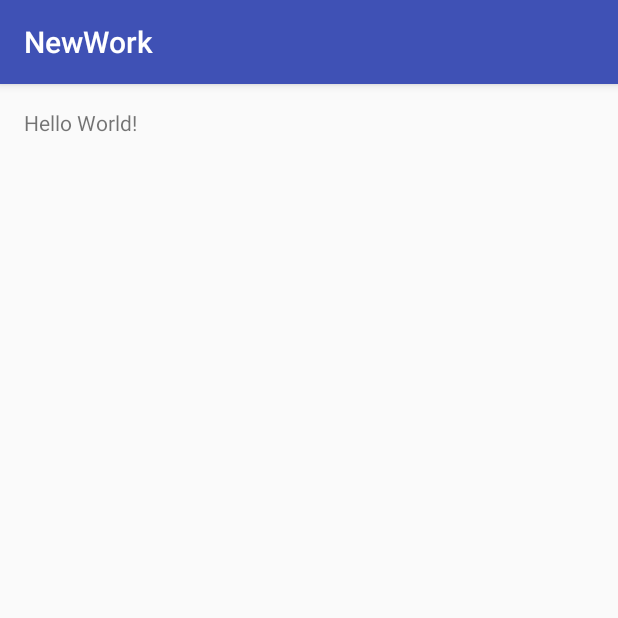
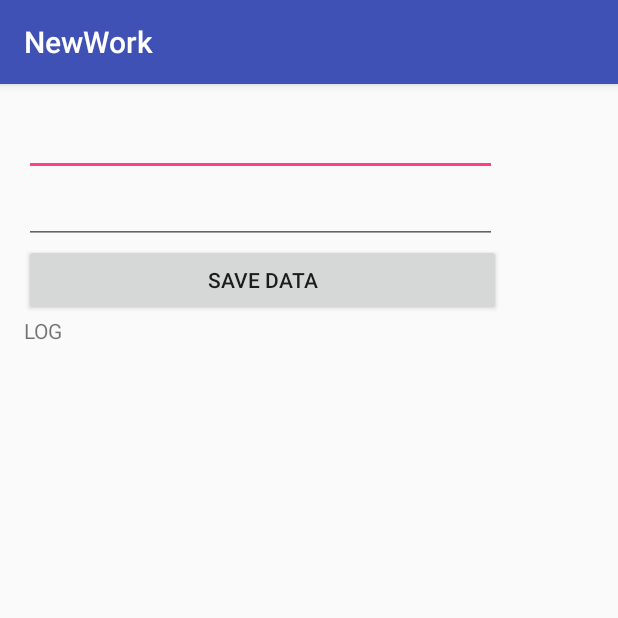
Before and after one commit to weixuan123/NewWork, an Android app: the screen it shows after launch (MainActivity), on a phone screen of 412 x 824 dp, the top half of it. Run offline under Robolectric (Android 15) with nearby library versions, the phone set to English and light mode, and no system bars; libraries missing offline, so code that uses them is left out: io.realm; 5 statements that could not run were skipped.

Commit message:
MainActivity.java add button textview and some other stuff based on the tutorial and now seeing it like just database still learning i guess

```diff
--- a/app/src/main/java/c347/soi/rp/edu/sg/newwork/MainActivity.java
+++ b/app/src/main/java/c347/soi/rp/edu/sg/newwork/MainActivity.java
@@ -2,6 +2,12 @@ package c347.soi.rp.edu.sg.newwork;
 
 import android.support.v7.app.AppCompatActivity;
 import android.os.Bundle;
+import android.view.View;
+import android.widget.Button;
+import android.widget.EditText;
+import android.widget.TextView;
+
+import org.w3c.dom.Text;
 
 import io.realm.Realm;
 import io.realm.RealmObject;
@@ -10,15 +16,36 @@ import io.realm.RealmResults;
 public class MainActivity extends AppCompatActivity {
 
     private Realm realm;
+    private EditText editText1;
+    private EditText editText2;
+    private TextView tv;
+    private Button btn;
+
 
     @Override
     protected void onCreate(Bundle savedInstanceState) {
         super.onCreate(savedInstanceState);
         setContentView(R.layout.activity_main);
 
+        editText1 = (EditText) findViewById(R.id.editText1);
+        editText2 = (EditText) findViewById(R.id.editText2);
+        tv = (TextView) findViewById(R.id.textView);
+        btn = (Button) findViewById(R.id.button);
+
+
+
+
         // Create relam instance
         Realm.init(this);
         realm = Realm.getDefaultInstance();
+
+        btn.setOnClickListener(new View.OnClickListener(){
+            @Override
+            public void onClick(View v) {
+                save_into_database(editText1.getText().toString().trim(), Integer.parseInt(editText2.getText().toString().trim()));
+                refresh_views();
+            }
+        });
 
         realm.executeTransaction(new Realm.Transaction() {
             @Override
@@ -35,4 +62,36 @@ public class MainActivity extends AppCompatActivity {
         // See the outcome
         System.out.println(personRealmObject);
     }
+
+    private void refresh_views() {
+        //find out the things in database and can set the conditions
+        RealmResults<Person> result2 = realm.where(Person.class)
+                .equalTo("name", "John")
+                .or()
+                .equalTo("name", "Peter")
+                .findAll();
+    }
+
+    private void save_into_database(final String name, final int age){
+        realm.executeTransactionAsync(new Realm.Transaction() {
+            @Override
+            public void execute(Realm bgRealm) {
+                Person person = bgRealm.createObject(Person.class);
+                person.setName(name);
+                person.setAge(age);
+            }
+        }, new Realm.Transaction.OnSuccess() {
+            @Override
+            public void onSuccess() {
+                tv.v("Database added");
+            }
+        }, new Realm.Transaction.OnError() {
+            @Override
+            public void onError(Throwable error) {
+                // Transaction failed and was automatically canceled.
+                tv.v("Database  not added");
+            }
+        });
+
+    }
 }
--- a/app/src/main/res/layout/activity_main.xml
+++ b/app/src/main/res/layout/activity_main.xml
@@ -9,8 +9,32 @@
     android:paddingTop="@dimen/activity_vertical_margin"
     tools:context="c347.soi.rp.edu.sg.newwork.MainActivity">
 
-    <TextView
-        android:layout_width="wrap_content"
-        android:layout_height="wrap_content"
-        android:text="Hello World!" />
+    <LinearLayout
+        android:orientation="vertical"
+        android:layout_width="match_parent"
+        android:layout_height="match_parent">
+
+        <EditText
+            android:layout_width="315dp"
+            android:layout_height="wrap_content"
+            android:id="@+id/editText1" />
+
+        <EditText
+            android:layout_width="315dp"
+            android:layout_height="wrap_content"
+            android:id="@+id/editText2" />
+
+        <Button
+            android:layout_width="318dp"
+            android:layout_height="wrap_content"
+            android:text="Save Data"
+            android:id="@+id/button" />
+
+        <TextView
+            android:layout_width="wrap_content"
+            android:layout_height="wrap_content"
+            android:text="LOG"
+            android:id="@+id/textView" />
+
+    </LinearLayout>
 </RelativeLayout>
```
